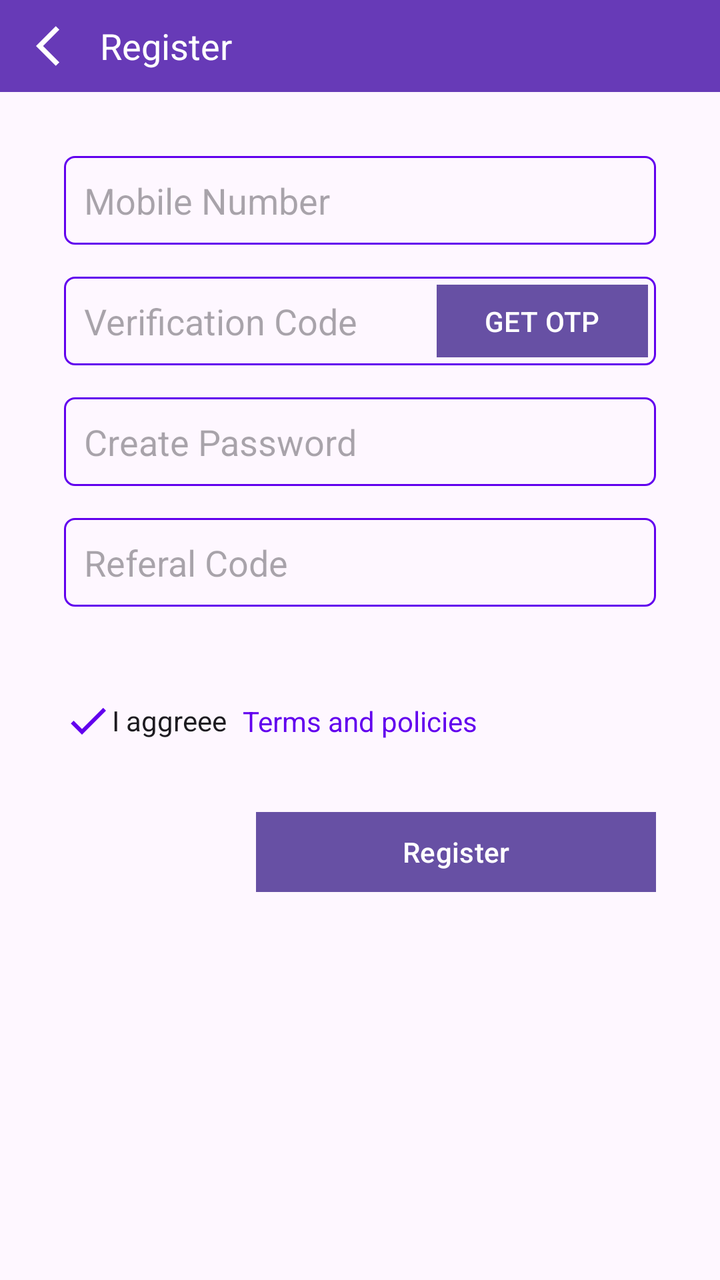
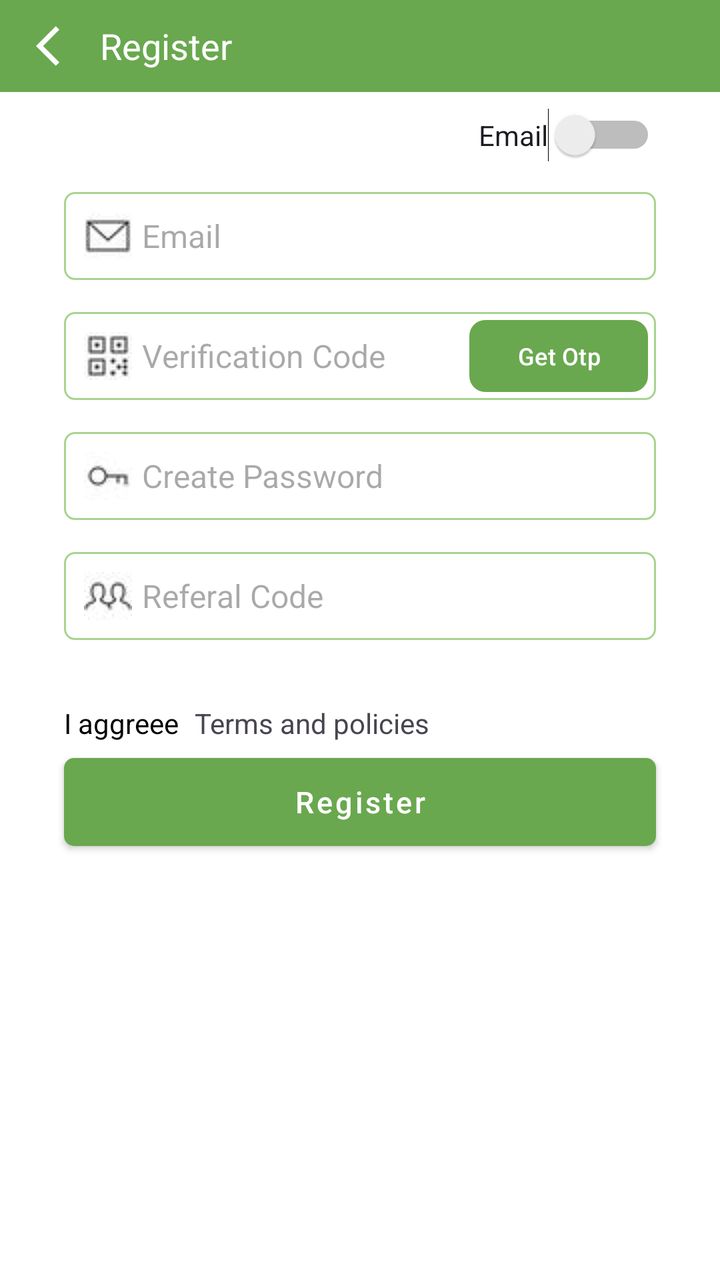

Compare the two renders of this Android layout. The source of the first and the diff that turns it into the second are given below.
<!-- AndroidManifest.xml: application theme Theme.VictoryGame -->
<!-- res/layout/fragment_register.xml -->
<?xml version="1.0" encoding="utf-8"?>
<androidx.constraintlayout.widget.ConstraintLayout xmlns:android="http://schemas.android.com/apk/res/android"
    xmlns:app="http://schemas.android.com/apk/res-auto"
    xmlns:tools="http://schemas.android.com/tools"
    android:layout_width="match_parent"
    android:layout_height="match_parent"
    tools:context=".fragments.Register">

    <EditText
        android:id="@+id/register_phone"
        android:layout_width="0dp"
        android:layout_height="wrap_content"
        android:layout_marginStart="32dp"
        android:layout_marginTop="32dp"
        android:layout_marginEnd="32dp"
        android:width="0dp"
        android:background="@drawable/bg_square_box"
        android:ems="10"
        android:hint="Mobile Number"
        android:inputType="phone"
        android:padding="10dp"
        app:layout_constraintEnd_toEndOf="parent"
        app:layout_constraintHorizontal_bias="1.0"
        app:layout_constraintStart_toStartOf="parent"
        app:layout_constraintTop_toBottomOf="@+id/textView7" />

    <EditText
        android:id="@+id/register_otp"
        android:layout_width="0dp"
        android:layout_height="wrap_content"
        android:layout_marginStart="32dp"
        android:layout_marginTop="16dp"
        android:layout_marginEnd="32dp"
        android:width="0dp"
        android:background="@drawable/bg_square_box"
        android:ems="10"
        android:hint="Verification Code"
        android:inputType="numberSigned"
        android:padding="10dp"
        app:layout_constraintEnd_toEndOf="parent"
        app:layout_constraintStart_toStartOf="parent"
        app:layout_constraintTop_toBottomOf="@+id/register_phone" />

    <Button
        android:id="@+id/register_btn"
        android:layout_width="200dp"
        android:layout_height="wrap_content"
        android:layout_marginTop="32dp"
        android:layout_marginEnd="32dp"
        android:text="Register"
        app:cornerRadius="0dp"
        app:layout_constraintEnd_toEndOf="parent"
        app:layout_constraintTop_toBottomOf="@+id/textView6" />

    <EditText
        android:id="@+id/register_password"
        android:layout_width="0dp"
        android:layout_height="wrap_content"
        android:layout_marginStart="32dp"
        android:layout_marginTop="16dp"
        android:layout_marginEnd="32dp"
        android:width="0dp"
        android:background="@drawable/bg_square_box"
        android:ems="10"
        android:hint="Create Password"
        android:inputType="textPassword"
        android:padding="10dp"
        app:layout_constraintEnd_toEndOf="parent"
        app:layout_constraintStart_toStartOf="parent"
        app:layout_constraintTop_toBottomOf="@+id/register_otp" />

    <EditText
        android:id="@+id/register_refral"
        android:layout_width="0dp"
        android:layout_height="wrap_content"
        android:layout_marginStart="32dp"
        android:layout_marginTop="16dp"
        android:layout_marginEnd="32dp"
        android:width="0dp"
        android:background="@drawable/bg_square_box"
        android:ems="10"
        android:hint="Referal Code"
        android:inputType="text"
        android:padding="10dp"
        android:singleLine="true"
        app:layout_constraintEnd_toEndOf="parent"
        app:layout_constraintStart_toStartOf="parent"
        app:layout_constraintTop_toBottomOf="@+id/register_password" />

    <CheckedTextView
        android:id="@+id/checkedTextView"
        android:layout_width="wrap_content"
        android:layout_height="50dp"
        android:layout_marginStart="32dp"
        android:layout_marginTop="32dp"
        android:checked="true"
        android:drawableStart="@drawable/baseline_tick_24"
        android:gravity="center_vertical"
        android:text="I aggreee"
        app:layout_constraintStart_toStartOf="parent"
        app:layout_constraintTop_toBottomOf="@+id/register_refral" />

    <TextView
        android:id="@+id/textView6"
        android:layout_width="0dp"
        android:layout_height="wrap_content"
        android:layout_marginStart="8dp"
        android:layout_marginEnd="32dp"
        android:text="Terms and policies"
        android:textColor="@color/design_default_color_primary"
        app:layout_constraintBottom_toBottomOf="@+id/checkedTextView"
        app:layout_constraintEnd_toEndOf="parent"
        app:layout_constraintStart_toEndOf="@+id/checkedTextView"
        app:layout_constraintTop_toTopOf="@+id/checkedTextView" />

    <TextView
        android:id="@+id/textView7"
        android:layout_width="0dp"
        android:layout_height="46dp"
        android:background="#673AB7"
        android:gravity="center_vertical"
        android:paddingStart="50dp"
        android:text="Register"
        android:textColor="@color/white"
        android:textSize="18sp"
        app:layout_constraintEnd_toEndOf="parent"
        app:layout_constraintStart_toStartOf="parent"
        app:layout_constraintTop_toTopOf="parent" />

    <ImageButton
        android:id="@+id/back_register"
        android:layout_width="wrap_content"
        android:layout_height="0dp"
        android:background="@android:color/transparent"
        android:padding="10dp"
        android:paddingStart="18dp"
        android:paddingEnd="8dp"
        android:src="@drawable/baseline_arrow_back_ios_24"
        app:layout_constraintBottom_toBottomOf="@+id/textView7"
        app:layout_constraintStart_toStartOf="parent"
        app:layout_constraintTop_toTopOf="@+id/textView7" />

    <Button
        android:id="@+id/otp_btn_register"
        android:layout_width="wrap_content"
        android:layout_height="0dp"
        android:layout_marginEnd="4dp"
        android:text="GET OTP"
        app:cornerRadius="0dp"
        app:layout_constraintBottom_toBottomOf="@+id/register_otp"
        app:layout_constraintEnd_toEndOf="@+id/register_otp"
        app:layout_constraintTop_toTopOf="@+id/register_otp" />

</androidx.constraintlayout.widget.ConstraintLayout>
<!-- resources referenced by this layout -->
<resources>
  <color name="white">#FFFFFFFF</color>
  <!-- drawable baseline_arrow_back_ios_24 (drawable) -->
  <vector android:autoMirrored="true" android:height="24dp"
      android:tint="#FFFFFF" android:viewportHeight="24"
      android:viewportWidth="24" android:width="24dp" xmlns:android="http://schemas.android.com/apk/res/android">
      <path android:fillColor="@android:color/white" android:pathData="M11.67,3.87L9.9,2.1 0,12l9.9,9.9 1.77,-1.77L3.54,12z"/>
  </vector>
  <!-- drawable baseline_tick_24 (drawable) -->
  <vector android:height="24dp" android:tint="@color/design_default_color_primary"
      android:viewportHeight="24" android:viewportWidth="24"
      android:width="24dp" xmlns:android="http://schemas.android.com/apk/res/android">
      <path android:fillColor="@android:color/white" android:pathData="M9,16.17L4.83,12l-1.42,1.41L9,19 21,7l-1.41,-1.41z"/>
  </vector>
  <!-- drawable bg_square_box (drawable) -->
  <?xml version="1.0" encoding="utf-8"?>
  <shape android:shape="rectangle" xmlns:android="http://schemas.android.com/apk/res/android">
  <stroke android:color="@color/design_default_color_primary" android:width="1dp"/>
      <corners android:radius="5dp"/>
  </shape>
  <style name="Theme.VictoryGame" parent="Base.Theme.VictoryGame" />
  <style name="Base.Theme.VictoryGame" parent="Theme.Material3.DayNight.NoActionBar">
          
          
      </style>
</resources>

<!-- the commit's change to res/layout/fragment_register.xml (unified diff, before → after) -->
@@ -7,18 +7,36 @@
     tools:context=".fragments.Register">
 
     <EditText
+        android:id="@+id/register_email"
+        style="@style/EditTextStyle"
+        android:layout_width="0dp"
+        android:layout_height="wrap_content"
+        android:layout_marginStart="32dp"
+        android:layout_marginTop="50dp"
+        android:layout_marginEnd="32dp"
+        android:width="0dp"
+        android:drawableStart="@drawable/mail"
+        android:hint="Email"
+        android:visibility="visible"
+        app:layout_constraintEnd_toEndOf="parent"
+        app:layout_constraintHorizontal_bias="1.0"
+        app:layout_constraintStart_toStartOf="parent"
+        app:layout_constraintTop_toBottomOf="@+id/textView7" />
+
+    <EditText
         android:id="@+id/register_phone"
         android:layout_width="0dp"
         android:layout_height="wrap_content"
         android:layout_marginStart="32dp"
-        android:layout_marginTop="32dp"
+        android:layout_marginTop="50dp"
         android:layout_marginEnd="32dp"
         android:width="0dp"
         android:background="@drawable/bg_square_box"
         android:ems="10"
-        android:hint="Mobile Number"
+        android:hint="Phone"
         android:inputType="phone"
         android:padding="10dp"
+        android:visibility="gone"
         app:layout_constraintEnd_toEndOf="parent"
         app:layout_constraintHorizontal_bias="1.0"
         app:layout_constraintStart_toStartOf="parent"
@@ -26,41 +44,44 @@
 
     <EditText
         android:id="@+id/register_otp"
+        style="@style/EditTextStyle"
         android:layout_width="0dp"
         android:layout_height="wrap_content"
         android:layout_marginStart="32dp"
         android:layout_marginTop="16dp"
         android:layout_marginEnd="32dp"
         android:width="0dp"
-        android:background="@drawable/bg_square_box"
+        android:drawableStart="@drawable/code"
         android:ems="10"
         android:hint="Verification Code"
         android:inputType="numberSigned"
         android:padding="10dp"
         app:layout_constraintEnd_toEndOf="parent"
         app:layout_constraintStart_toStartOf="parent"
-        app:layout_constraintTop_toBottomOf="@+id/register_phone" />
+        app:layout_constraintTop_toBottomOf="@+id/register_email" />
 
     <Button
         android:id="@+id/register_btn"
-        android:layout_width="200dp"
-        android:layout_height="wrap_content"
-        android:layout_marginTop="32dp"
+        style="@style/FillButtonStyle"
+        android:layout_width="0dp"
+        android:layout_marginStart="32dp"
         android:layout_marginEnd="32dp"
+        android:padding="0dp"
         android:text="Register"
-        app:cornerRadius="0dp"
         app:layout_constraintEnd_toEndOf="parent"
-        app:layout_constraintTop_toBottomOf="@+id/textView6" />
+        app:layout_constraintStart_toStartOf="parent"
+        app:layout_constraintTop_toBottomOf="@+id/checkedTextView" />
 
     <EditText
         android:id="@+id/register_password"
+        style="@style/EditTextStyle"
         android:layout_width="0dp"
         android:layout_height="wrap_content"
         android:layout_marginStart="32dp"
         android:layout_marginTop="16dp"
         android:layout_marginEnd="32dp"
         android:width="0dp"
-        android:background="@drawable/bg_square_box"
+        android:drawableStart="@drawable/password"
         android:ems="10"
         android:hint="Create Password"
         android:inputType="textPassword"
@@ -71,13 +92,14 @@
 
     <EditText
         android:id="@+id/register_refral"
+        style="@style/EditTextStyle"
         android:layout_width="0dp"
         android:layout_height="wrap_content"
         android:layout_marginStart="32dp"
         android:layout_marginTop="16dp"
         android:layout_marginEnd="32dp"
         android:width="0dp"
-        android:background="@drawable/bg_square_box"
+        android:drawableStart="@drawable/people"
         android:ems="10"
         android:hint="Referal Code"
         android:inputType="text"
@@ -87,14 +109,26 @@
         app:layout_constraintStart_toStartOf="parent"
         app:layout_constraintTop_toBottomOf="@+id/register_password" />
 
+    <Button
+        android:id="@+id/otp_btn_register"
+        android:layout_width="wrap_content"
+        android:layout_height="0dp"
+        android:layout_marginEnd="4dp"
+        android:text="Get Otp"
+        android:textAllCaps="false"
+        android:textSize="12sp"
+        app:cornerRadius="8dp"
+        app:layout_constraintBottom_toBottomOf="@+id/register_otp"
+        app:layout_constraintEnd_toEndOf="@+id/register_otp"
+        app:layout_constraintTop_toTopOf="@+id/register_otp" />
+
     <CheckedTextView
         android:id="@+id/checkedTextView"
         android:layout_width="wrap_content"
-        android:layout_height="50dp"
+        android:layout_height="wrap_content"
         android:layout_marginStart="32dp"
         android:layout_marginTop="32dp"
         android:checked="true"
-        android:drawableStart="@drawable/baseline_tick_24"
         android:gravity="center_vertical"
         android:text="I aggreee"
         app:layout_constraintStart_toStartOf="parent"
@@ -107,7 +141,6 @@
         android:layout_marginStart="8dp"
         android:layout_marginEnd="32dp"
         android:text="Terms and policies"
-        android:textColor="@color/design_default_color_primary"
         app:layout_constraintBottom_toBottomOf="@+id/checkedTextView"
         app:layout_constraintEnd_toEndOf="parent"
         app:layout_constraintStart_toEndOf="@+id/checkedTextView"
@@ -115,14 +148,8 @@
 
     <TextView
         android:id="@+id/textView7"
-        android:layout_width="0dp"
-        android:layout_height="46dp"
-        android:background="#673AB7"
-        android:gravity="center_vertical"
-        android:paddingStart="50dp"
+        style="@style/ToolBarStyle"
         android:text="Register"
-        android:textColor="@color/white"
-        android:textSize="18sp"
         app:layout_constraintEnd_toEndOf="parent"
         app:layout_constraintStart_toStartOf="parent"
         app:layout_constraintTop_toTopOf="parent" />
@@ -140,15 +167,15 @@
         app:layout_constraintStart_toStartOf="parent"
         app:layout_constraintTop_toTopOf="@+id/textView7" />
 
-    <Button
-        android:id="@+id/otp_btn_register"
+    <Switch
+        android:id="@+id/registerSwitch"
         android:layout_width="wrap_content"
-        android:layout_height="0dp"
-        android:layout_marginEnd="4dp"
-        android:text="GET OTP"
-        app:cornerRadius="0dp"
-        app:layout_constraintBottom_toBottomOf="@+id/register_otp"
-        app:layout_constraintEnd_toEndOf="@+id/register_otp"
-        app:layout_constraintTop_toTopOf="@+id/register_otp" />
+        android:layout_height="wrap_content"
+        android:layout_marginTop="8dp"
+        android:layout_marginEnd="32dp"
+        android:text="Email"
+        android:visibility="visible"
+        app:layout_constraintEnd_toEndOf="parent"
+        app:layout_constraintTop_toBottomOf="@+id/textView7" />
 
 </androidx.constraintlayout.widget.ConstraintLayout>
<!-- resource entries referenced after the edit -->
@@ -1,28 +1,66 @@
 <!-- resources referenced by this layout -->
 <resources>
-  <color name="white">#FFFFFFFF</color>
   <!-- drawable baseline_arrow_back_ios_24 (drawable) -->
   <vector android:autoMirrored="true" android:height="24dp"
-      android:tint="#FFFFFF" android:viewportHeight="24"
+      android:tint="@color/light_text" android:viewportHeight="24"
       android:viewportWidth="24" android:width="24dp" xmlns:android="http://schemas.android.com/apk/res/android">
-      <path android:fillColor="@android:color/white" android:pathData="M11.67,3.87L9.9,2.1 0,12l9.9,9.9 1.77,-1.77L3.54,12z"/>
-  </vector>
-  <!-- drawable baseline_tick_24 (drawable) -->
-  <vector android:height="24dp" android:tint="@color/design_default_color_primary"
-      android:viewportHeight="24" android:viewportWidth="24"
-      android:width="24dp" xmlns:android="http://schemas.android.com/apk/res/android">
-      <path android:fillColor="@android:color/white" android:pathData="M9,16.17L4.83,12l-1.42,1.41L9,19 21,7l-1.41,-1.41z"/>
+      <path android:fillColor="@color/dark_text" android:pathData="M11.67,3.87L9.9,2.1 0,12l9.9,9.9 1.77,-1.77L3.54,12z"/>
   </vector>
   <!-- drawable bg_square_box (drawable) -->
   <?xml version="1.0" encoding="utf-8"?>
   <shape android:shape="rectangle" xmlns:android="http://schemas.android.com/apk/res/android">
-  <stroke android:color="@color/design_default_color_primary" android:width="1dp"/>
+  <stroke android:color="@color/green_accent" android:width="1dp"/>
       <corners android:radius="5dp"/>
   </shape>
+  <!-- drawable code: jpg bitmap (drawable, 439 bytes) -->
+  <!-- drawable mail: jpg bitmap (drawable, 419 bytes) -->
+  <!-- drawable password: jpg bitmap (drawable, 353 bytes) -->
+  <!-- drawable people: jpg bitmap (drawable, 438 bytes) -->
+  <style name="EditTextStyle" parent="@style/Widget.AppCompat.TextView">
+          <item name="android:background">@drawable/bg_square_box</item>
+          <item name="android:textSize">16sp</item>
+          <item name="android:padding">10dp</item>
+          <item name="android:inputType">text</item>
+          <item name="android:drawablePadding">5dp</item>
+      </style>
+  <style name="FillButtonStyle" parent="@style/Widget.MaterialComponents.Button">
+          <item name="cornerRadius">5dp</item>
+          <item name="android:textAllCaps">false</item>
+          <item name="android:textSize">15sp</item>
+          <item name="android:insetTop">8dp</item>
+          <item name="android:insetBottom">8dp</item>
+          <item name="android:layout_height">60dp</item>
+      </style>
+  <style name="ToolBarStyle" parent="@style/Widget.AppCompat.TextView">
+          <item name="android:layout_width">0dp</item>
+          <item name="android:layout_height">46dp</item>
+          <item name="android:background">?attr/colorPrimary</item>
+          <item name="android:textColor">?attr/colorOnPrimary</item>
+          <item name="android:gravity">center_vertical</item>
+          <item name="android:paddingStart">50dp</item>
+          <item name="android:textSize">18sp</item>
+      </style>
   <style name="Theme.VictoryGame" parent="Base.Theme.VictoryGame" />
+  <color name="light_text">#FFFFFF</color>
+  <color name="dark_text">#000000</color>
+  <color name="green_accent">#A7D58F</color>
   <style name="Base.Theme.VictoryGame" parent="Theme.Material3.DayNight.NoActionBar">
           
-          
+          <item name="colorPrimary">@color/green_primary</item>
+          <item name="colorPrimaryDark">@color/green_primary_dark</item>
+          <item name="colorAccent">@color/green_accent</item>
+          <item name="colorOnPrimary">@color/light_text</item>
+          <item name="android:windowBackground">@color/light_background</item>
+          <item name="android:textColorPrimary">@color/dark_text</item>
+          <item name="android:textColorSecondary">@color/light_text_secondary</item>
+          <item name="colorContainer">@color/light_bg</item>
+  
+  
       </style>
+  <color name="green_primary">#69A84F</color>
+  <color name="green_primary_dark">#4D7F42</color>
+  <color name="light_background">#FFFFFF</color>
+  <color name="light_text_secondary">#666666</color>
+  <color name="light_bg">#F4F4F4</color>
 </resources>
 
